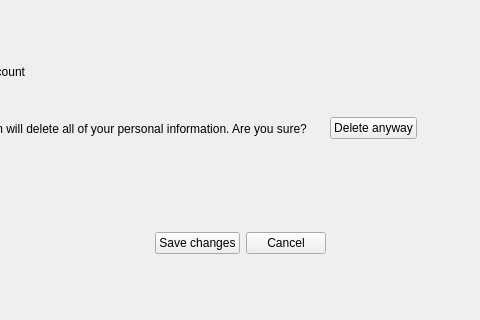
Before: the Qt Designer form SettingsWindow.ui in Dimitrios-Mourtzilas/Business-Strategy, drawn with Qt 5; both pictures show x 115 to 595 and y 207 to 527 of the 729 by 527 pixel window.
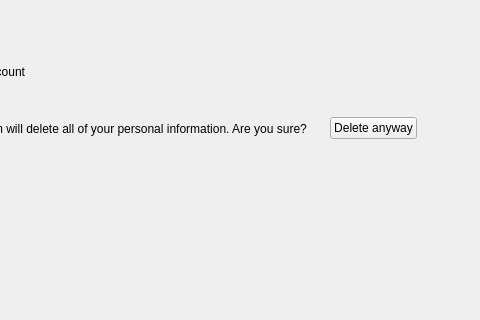
After: the same form once the commit is applied.

```diff
--- a/SettingsWindow.ui
+++ b/SettingsWindow.ui
@@ -154,58 +154,6 @@
     <string>Delete account</string>
    </property>
   </widget>
-  <widget class="QWidget" name="horizontalLayoutWidget_4">
-   <property name="geometry">
-    <rect>
-     <x>230</x>
-     <y>410</y>
-     <width>251</width>
-     <height>80</height>
-    </rect>
-   </property>
-   <layout class="QHBoxLayout" name="horizontalLayout_4">
-    <item>
-     <spacer name="horizontalSpacer_2">
-      <property name="orientation">
-       <enum>Qt::Horizontal</enum>
-      </property>
-      <property name="sizeHint" stdset="0">
-       <size>
-        <width>40</width>
-        <height>20</height>
-       </size>
-      </property>
-     </spacer>
-    </item>
-    <item>
-     <widget class="QPushButton" name="save_changes_button">
-      <property name="text">
-       <string>Save changes</string>
-      </property>
-     </widget>
-    </item>
-    <item>
-     <widget class="QPushButton" name="cancel_button">
-      <property name="text">
-       <string>Cancel</string>
-      </property>
-     </widget>
-    </item>
-    <item>
-     <spacer name="horizontalSpacer_3">
-      <property name="orientation">
-       <enum>Qt::Horizontal</enum>
-      </property>
-      <property name="sizeHint" stdset="0">
-       <size>
-        <width>40</width>
-        <height>20</height>
-       </size>
-      </property>
-     </spacer>
-    </item>
-   </layout>
-  </widget>
  </widget>
  <resources/>
  <connections/>
```
